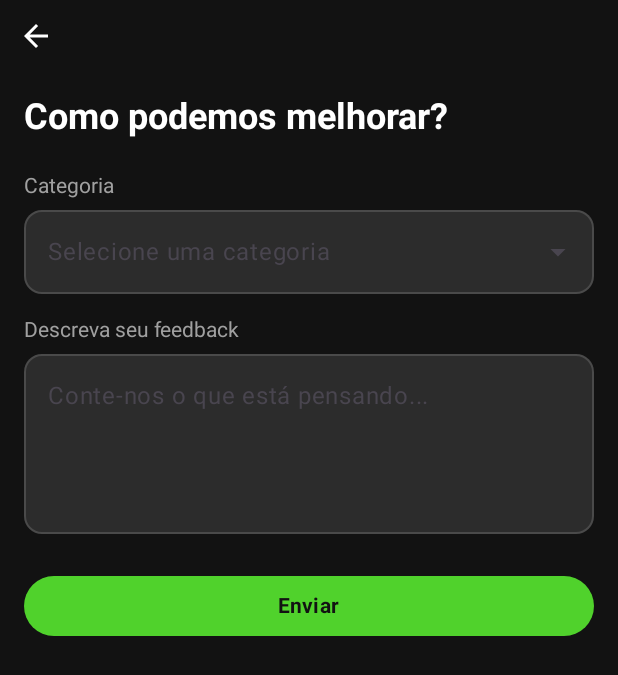
After one commit to silva021/Minha_Jornada, an Android app built with Jetpack Compose: the FeedbackScreen screen opened through its navigation route, on a phone screen of 412 x 824 dp. The commit adds this screen. Shown: the top 675 px of the screen. Run offline under Robolectric (Android 15) with nearby library versions, the phone set to English and light mode, and no system bars.

Commit message:
add Feedback and Help screens with navigation integration and UI components

```diff
--- a/app/src/main/java/com/silva021/minhajornada/MainActivity.kt
+++ b/app/src/main/java/com/silva021/minhajornada/MainActivity.kt
@@ -32,6 +32,8 @@ import com.silva021.minhajornada.ui.screens.challenges.ChallengesScreen
 import com.silva021.minhajornada.ui.screens.challenges.create.CreateChallengesScreen
 import com.silva021.minhajornada.ui.screens.challenges.update.UpdateChallengeProgressScreen
 import com.silva021.minhajornada.ui.screens.communities.CommunitiesScreen
+import com.silva021.minhajornada.ui.screens.feedback.FeedbackScreen
+import com.silva021.minhajornada.ui.screens.help.HelpScreen
 import com.silva021.minhajornada.ui.screens.profile.ProfileScreen
 import com.silva021.minhajornada.ui.screens.welcome.WelcomeScreen
 import com.silva021.minhajornada.ui.theme.Palette
@@ -62,7 +64,7 @@ class MainActivity : ComponentActivity() {
             ) { padding ->
                 NavHost(
                     navController = navController,
-                    startDestination = Routes.WelcomeScreen.route,
+                    startDestination = Routes.CommunitiesScreen.route,
                     modifier = Modifier.padding(padding)
                 ) {
                     composable(Routes.WelcomeScreen.route) {
@@ -75,17 +77,53 @@ class MainActivity : ComponentActivity() {
                     composable(Routes.ChallengesScreen.route) {
                         ChallengesScreen(
                             onCreateChallenge = {
-                                Routes.CreateChallengesScreen.navigateToCreateChallengesScreen(navController)
+                                Routes.CreateChallengesScreen.navigateToCreateChallengesScreen(
+                                    navController
+                                )
                             },
                             onUpdateChallengeProgress = {
                                 navigateToUpdateChallengeProgressScreen(navController)
                             }
                         )
                     }
-                    composable(Routes.ProfileScreen.route) { ProfileScreen() }
-                    composable(Routes.CreateChallengesScreen.route) { CreateChallengesScreen() }
-                    composable(Routes.UpdateChallengeProgressScreen.route) { UpdateChallengeProgressScreen() }
+                    composable(Routes.ProfileScreen.route) {
+                        ProfileScreen(
+                            onContactUsClick = {
+                                Routes.FeedbackScreen.navigateToFeedbackScreen(navController)
+                            },
+                            onHelpClick = {
+                                Routes.HelpScreen.navigateToHelpScreen(navController)
+                            }
+                        )
+                    }
+                    composable(Routes.CreateChallengesScreen.route) {
+                        CreateChallengesScreen(
+                            onBackPressed = {
+                                navController.popBackStack(
+                                    Routes.ChallengesScreen.route,
+                                    inclusive = false
+                                )
+                            }
+                        )
+                    }
+                    composable(Routes.UpdateChallengeProgressScreen.route) {
+                        UpdateChallengeProgressScreen(
+                            onBackPressed = {
+                                navController.popBackStack(
+                                    Routes.ChallengesScreen.route,
+                                    inclusive = false
+                                )
+                            }
+                        )
+                    }
                     composable(Routes.CommunitiesScreen.route) { CommunitiesScreen() }
+                    composable(Routes.FeedbackScreen.route) {
+                        FeedbackScreen(onBackPressed = { navController.popBackStack() })
+                    }
+
+                    composable(Routes.HelpScreen.route) {
+                        HelpScreen(onBackPressed = { navController.popBackStack() })
+                    }
                 }
             }
         }
--- /dev/null
+++ b/app/src/main/java/com/silva021/minhajornada/domain/model/Faq.kt
@@ -0,0 +1,6 @@
+package com.silva021.minhajornada.domain.model
+
+data class Faq(
+    val question: String,
+    val answer: String
+)
--- a/app/src/main/java/com/silva021/minhajornada/domain/model/SettingsItem.kt
+++ b/app/src/main/java/com/silva021/minhajornada/domain/model/SettingsItem.kt
@@ -6,4 +6,5 @@ data class SettingsItem(
     val text: String,
     val value: String? = null,
     val icon: ImageVector? = null,
+    val onClick: (() -> Unit)? = null
 )
--- a/app/src/main/java/com/silva021/minhajornada/ui/screens/defaults/error/ErrorScreen.kt
+++ b/app/src/main/java/com/silva021/minhajornada/ui/screens/defaults/error/ErrorScreen.kt
@@ -37,7 +37,7 @@ import com.silva021.minhajornada.ui.theme.Palette.textSecondary
 @Composable
 fun ErrorScreen(
     onRetry: () -> Unit,
-    onContactSupport: () -> Unit,
+    onContactSupport: (() -> Unit)? = null,
 ) {
     Column(
         modifier = Modifier
@@ -98,8 +98,9 @@ fun ErrorScreen(
                 Text("Tentar novamente")
             }
 
+            onContactSupport?.let {
                 Button(
-                onClick = onContactSupport,
+                    onClick = { it.invoke() },
                     modifier = Modifier.fillMaxWidth(),
                     shape = MaterialTheme.shapes.extraLarge,
                     colors = ButtonDefaults.buttonColors(
@@ -113,6 +114,7 @@ fun ErrorScreen(
             }
         }
     }
+}
 
 @Preview
 @Composable
--- /dev/null
+++ b/app/src/main/java/com/silva021/minhajornada/ui/screens/feedback/FeedbackScreen.kt
@@ -0,0 +1,188 @@
+package com.silva021.minhajornada.ui.screens.feedback
+
+import androidx.compose.foundation.background
+import androidx.compose.foundation.border
+import androidx.compose.foundation.layout.Column
+import androidx.compose.foundation.layout.Row
+import androidx.compose.foundation.layout.Spacer
+import androidx.compose.foundation.layout.fillMaxSize
+import androidx.compose.foundation.layout.fillMaxWidth
+import androidx.compose.foundation.layout.height
+import androidx.compose.foundation.layout.padding
+import androidx.compose.foundation.shape.RoundedCornerShape
+import androidx.compose.material.icons.Icons
+import androidx.compose.material.icons.filled.ArrowBack
+import androidx.compose.material3.Button
+import androidx.compose.material3.ButtonDefaults
+import androidx.compose.material3.DropdownMenuItem
+import androidx.compose.material3.ExperimentalMaterial3Api
+import androidx.compose.material3.ExposedDropdownMenuBox
+import androidx.compose.material3.ExposedDropdownMenuDefaults
+import androidx.compose.material3.Icon
+import androidx.compose.material3.IconButton
+import androidx.compose.material3.Text
+import androidx.compose.material3.TextField
+import androidx.compose.material3.TextFieldDefaults
+import androidx.compose.runtime.Composable
+import androidx.compose.runtime.getValue
+import androidx.compose.runtime.mutableStateOf
+import androidx.compose.runtime.remember
+import androidx.compose.runtime.setValue
+import androidx.compose.ui.Modifier
+import androidx.compose.ui.draw.clip
+import androidx.compose.ui.graphics.Color
+import androidx.compose.ui.text.font.FontWeight
+import androidx.compose.ui.tooling.preview.Preview
+import androidx.compose.ui.unit.dp
+import androidx.compose.ui.unit.sp
+import com.silva021.minhajornada.ui.theme.Palette.backgroundColor
+import com.silva021.minhajornada.ui.theme.Palette.inputBackground
+import com.silva021.minhajornada.ui.theme.Palette.inputBorder
+import com.silva021.minhajornada.ui.theme.Palette.primaryColor
+import com.silva021.minhajornada.ui.theme.Palette.textPrimary
+import com.silva021.minhajornada.ui.theme.Palette.textSecondary
+
+@OptIn(ExperimentalMaterial3Api::class)
+@Composable
+fun FeedbackScreen(
+    onBackPressed: () -> Unit,
+) {
+    var category by remember { mutableStateOf("") }
+    var feedbackText by remember { mutableStateOf("") }
+    var isCategoryExpanded by remember { mutableStateOf(false) }
+    val categories = listOf("Relatar Bug", "Solicitar Funcionalidade", "Sugestão", "Outro")
+
+    Column(
+        modifier = Modifier
+            .fillMaxSize()
+            .background(backgroundColor)
+    ) {
+
+        Row {
+            IconButton(
+                onClick = onBackPressed
+            ) {
+                Icon(
+                    imageVector = Icons.Default.ArrowBack,
+                    contentDescription = "Voltar",
+                    tint = textPrimary
+                )
+            }
+        }
+
+        Spacer(modifier = Modifier.height(16.dp))
+
+        Column(
+            modifier = Modifier
+                .fillMaxWidth()
+                .padding(horizontal = 16.dp)
+        ) {
+
+            Text(
+                text = "Como podemos melhorar?",
+                color = textPrimary,
+                fontSize = 24.sp,
+                fontWeight = FontWeight.Bold,
+                modifier = Modifier.padding(bottom = 24.dp)
+            )
+
+            Column(modifier = Modifier.padding(bottom = 16.dp)) {
+                Text(
+                    text = "Categoria",
+                    color = textSecondary,
+                    fontSize = 14.sp,
+                    modifier = Modifier.padding(bottom = 8.dp)
+                )
+
+                ExposedDropdownMenuBox(
+                    expanded = isCategoryExpanded,
+                    onExpandedChange = { isCategoryExpanded = !isCategoryExpanded }) {
+                    TextField(
+                        value = category,
+                        onValueChange = {},
+                        readOnly = true,
+                        trailingIcon = { ExposedDropdownMenuDefaults.TrailingIcon(expanded = isCategoryExpanded) },
+                        modifier = Modifier
+                            .fillMaxWidth()
+                            .menuAnchor()
+                            .clip(RoundedCornerShape(12.dp))
+                            .background(inputBackground)
+                            .border(1.dp, inputBorder, RoundedCornerShape(12.dp)),
+                        colors = TextFieldDefaults.colors().copy(
+                            focusedContainerColor = inputBackground,
+                            unfocusedContainerColor = inputBackground,
+                            disabledContainerColor = inputBackground,
+                            focusedIndicatorColor = Color.Transparent,
+                            unfocusedIndicatorColor = Color.Transparent,
+                            cursorColor = textPrimary,
+                            focusedTextColor = textPrimary,
+                            unfocusedTextColor = textPrimary,
+                        ),
+                        placeholder = { Text("Selecione uma categoria") })
+
+                    ExposedDropdownMenu(
+                        expanded = isCategoryExpanded,
+                        onDismissRequest = { isCategoryExpanded = false }) {
+                        categories.forEach { item ->
+                            DropdownMenuItem(text = { Text(item) }, onClick = {
+                                category = item
+                                isCategoryExpanded = false
+                            })
+                        }
+                    }
+                }
+            }
+
+            // Campo de feedback
+            Column(modifier = Modifier.padding(bottom = 24.dp)) {
+                Text(
+                    text = "Descreva seu feedback",
+                    color = textSecondary,
+                    fontSize = 14.sp,
+                    modifier = Modifier.padding(bottom = 8.dp)
+                )
+                TextField(
+                    value = feedbackText,
+                    onValueChange = { feedbackText = it },
+                    modifier = Modifier
+                        .fillMaxWidth()
+                        .height(120.dp)
+                        .clip(RoundedCornerShape(12.dp))
+                        .background(inputBackground)
+                        .border(1.dp, inputBorder, RoundedCornerShape(12.dp)),
+                    colors = TextFieldDefaults.colors().copy(
+                        focusedContainerColor = inputBackground,
+                        unfocusedContainerColor = inputBackground,
+                        disabledContainerColor = inputBackground,
+                        focusedIndicatorColor = Color.Transparent,
+                        unfocusedIndicatorColor = Color.Transparent,
+                        cursorColor = textPrimary,
+                        focusedTextColor = textPrimary,
+                        unfocusedTextColor = textPrimary,
+                    ),
+                    placeholder = { Text("Conte-nos o que está pensando...") })
+            }
+
+            Button(
+                onClick = { /* Enviar feedback */ },
+                modifier = Modifier
+                    .fillMaxWidth()
+                    .padding(bottom = 16.dp),
+                shape = RoundedCornerShape(50),
+                colors = ButtonDefaults.buttonColors(
+                    containerColor = primaryColor, contentColor = backgroundColor
+                )
+            ) {
+                Text("Enviar", fontWeight = FontWeight.Bold)
+            }
+        }
+    }
+}
+
+@Preview
+@Composable
+fun FeedbackScreenPreview() {
+    FeedbackScreen(
+        onBackPressed = {}
+    )
+}
```
Also changed, not shown: app/src/main/java/com/silva021/minhajornada/ui/routes/Routes.kt (+12 -0 lines), app/src/main/java/com/silva021/minhajornada/ui/screens/challenges/create/CreateChallengesScreen.kt (+27 -2 lines), app/src/main/java/com/silva021/minhajornada/ui/screens/challenges/update/UpdateChallengeProgressScreen.kt (+28 -13 lines), app/src/main/java/com/silva021/minhajornada/ui/screens/help/HelpScreen.kt (added, +155 -0 lines), app/src/main/java/com/silva021/minhajornada/ui/screens/profile/ProfileContent.kt (+9 -5 lines), app/src/main/java/com/silva021/minhajornada/ui/screens/profile/ProfileScreen.kt (+8 -2 lines). Lines whose indentation alone changed are shown as unchanged.
